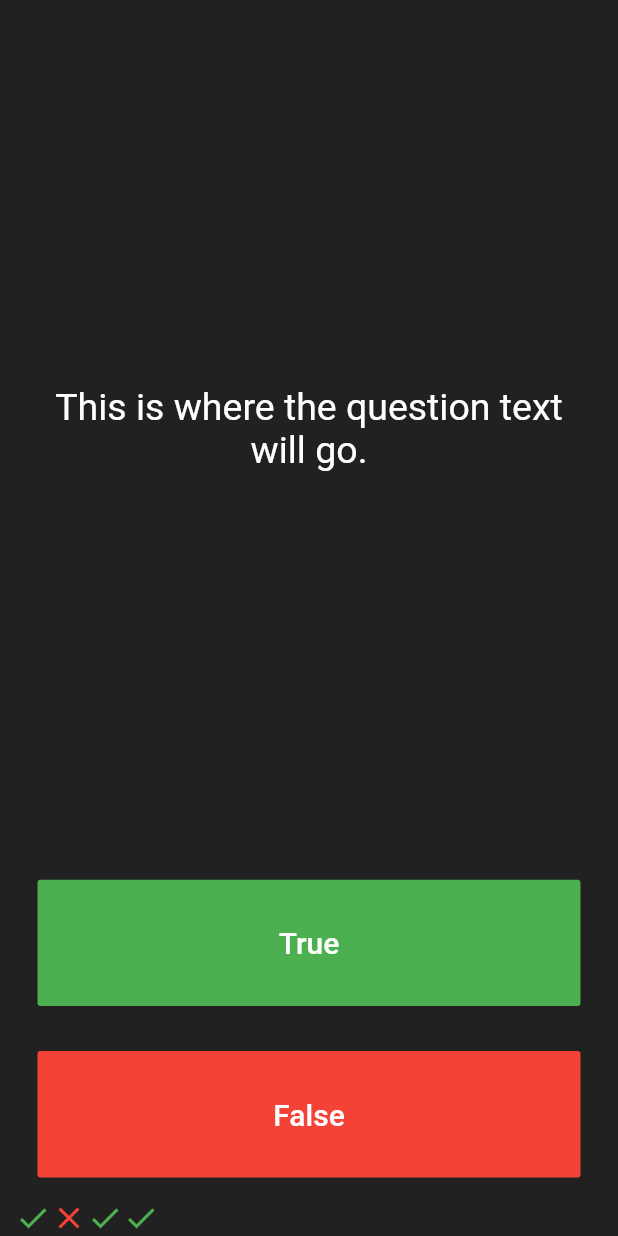
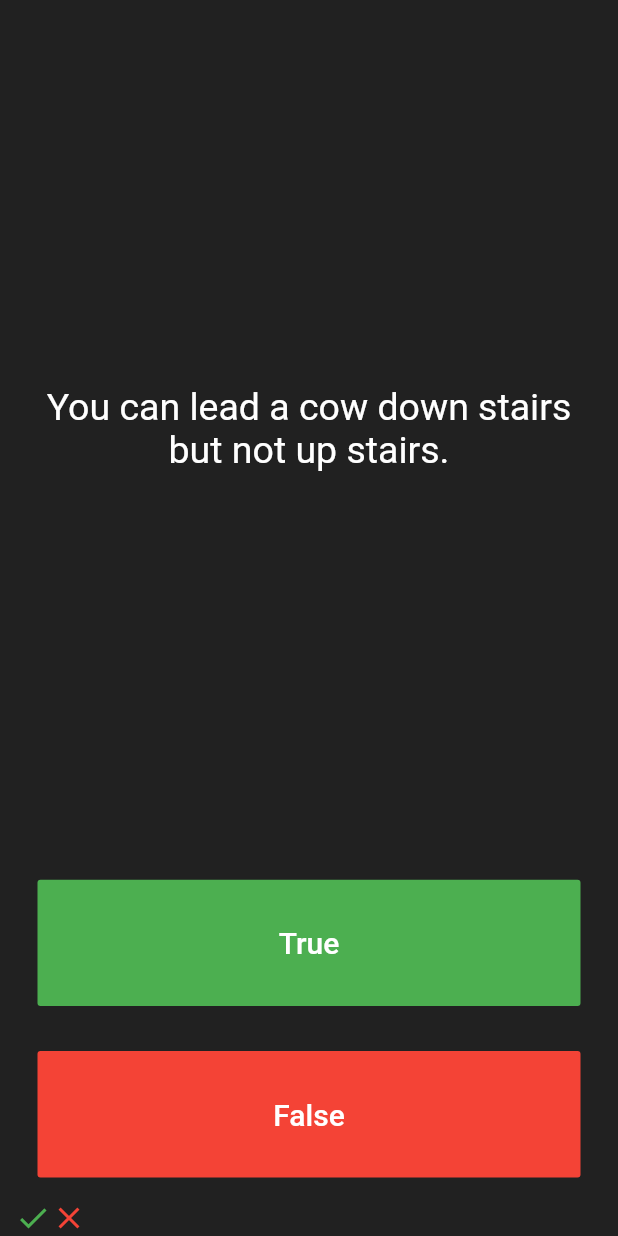
Before and after one commit to ghigbie/flutter-quizzler, a Flutter app: the screen it shows after launch, after a tap on "True", after a tap on "False", on a phone screen of 412 x 824 dp. Run offline on Flutter 3.47's test engine with Material 2 defaults, Android fonts, the phone set to English and light mode, and no system bars.

Commit message:
Edit increase in question index

```diff
--- a/lib/main.dart
+++ b/lib/main.dart
@@ -1,4 +1,5 @@
 import 'package:flutter/material.dart';
+import 'constants.dart';
 
 void main() => runApp(Quizzler());
 
@@ -26,17 +27,13 @@ class QuizPage extends StatefulWidget {
 
 class _QuizPageState extends State<QuizPage> {
 
-  List <Icon> scoreKeeper = [
-            Icon(
-              Icons.check,
-              color: Colors.green,
-            ),
-            Icon(
-              Icons.close,
-              color: Colors.red,
-            )
+  List <Icon> scoreKeeper = [];
+  List <String> questions = [
+  'You can lead a cow down stairs but not up stairs.',
+  'Approximately one quarter of human bones are in the feet.',
+  'A slug\'s blood is green.',
   ];
-
+  int questionIndex = 0;
   @override
   Widget build(BuildContext context) {
     return Column(
@@ -49,7 +46,7 @@ class _QuizPageState extends State<QuizPage> {
             padding: EdgeInsets.all(10.0),
             child: Center(
               child: Text(
-                'This is where the question text will go.',
+                questions[questionIndex],
                 textAlign: TextAlign.center,
                 style: TextStyle(
                   fontSize: 25.0,
@@ -81,6 +78,9 @@ class _QuizPageState extends State<QuizPage> {
                      color: Colors.green,
                   ),
                 );
+                if(questionIndex >= 2){
+                  questionIndex++;
+                }
                 });
               },
             ),
@@ -103,10 +103,13 @@ class _QuizPageState extends State<QuizPage> {
                 setState(() {
                   scoreKeeper.add(
                     Icon(
-                     Icons.check,
-                     color: Colors.green,
+                     Icons.close,
+                     color: Colors.red,
                   ),
                 );
+                if(questionIndex >= 2){
+                  questionIndex++;
+                }
               });
               }
             ),
```
Also changed, not shown: lib/constants.dart (+15 -0 lines).
